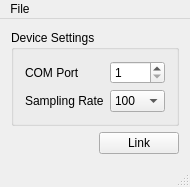
sccn/lsl_archived, file Apps/AMTI ForcePlate/mainwindow.ui: the form before one commit.
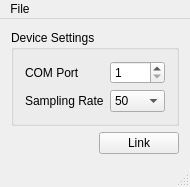
The form after the commit.

What changed in the file:
```diff
--- a/Apps/AMTI ForcePlate/mainwindow.ui
+++ b/Apps/AMTI ForcePlate/mainwindow.ui
@@ -55,6 +55,11 @@
            <property name="currentIndex">
             <number>0</number>
            </property>
+           <item>
+            <property name="text">
+             <string>50</string>
+            </property>
+           </item>
            <item>
             <property name="text">
              <string>100</string>
```
Left out of the diff: 2 changed lines with no effect on the pictures.
